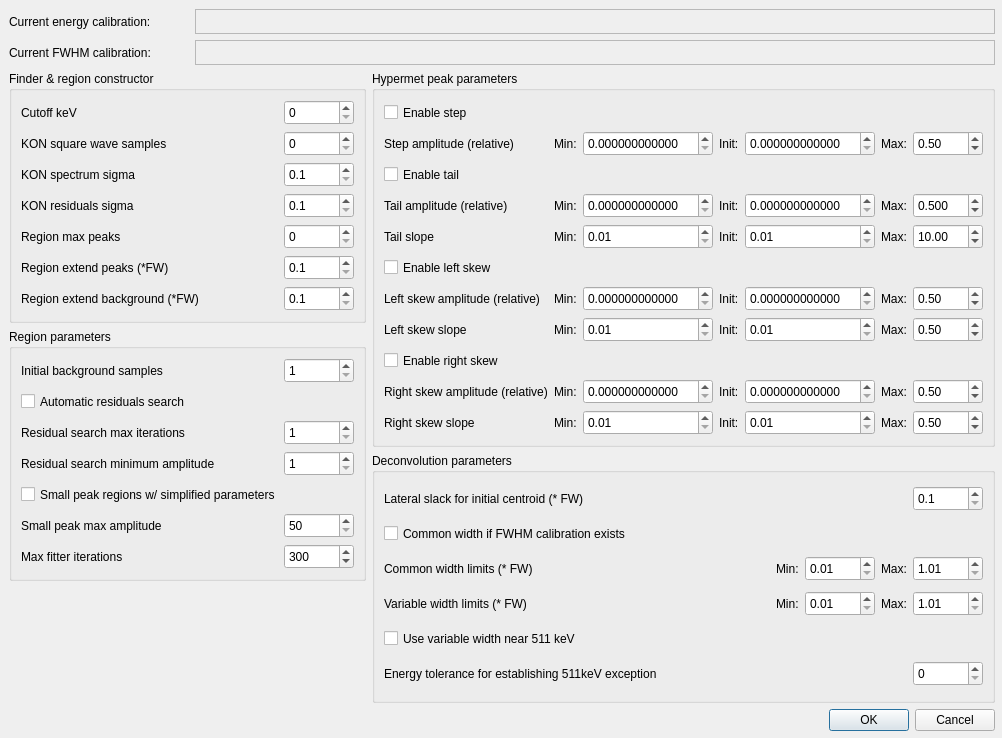
First picture: the form in gui/analysis/form_fitter_settings.ui, repository usnistgov/qpx-gamma, before the edit.
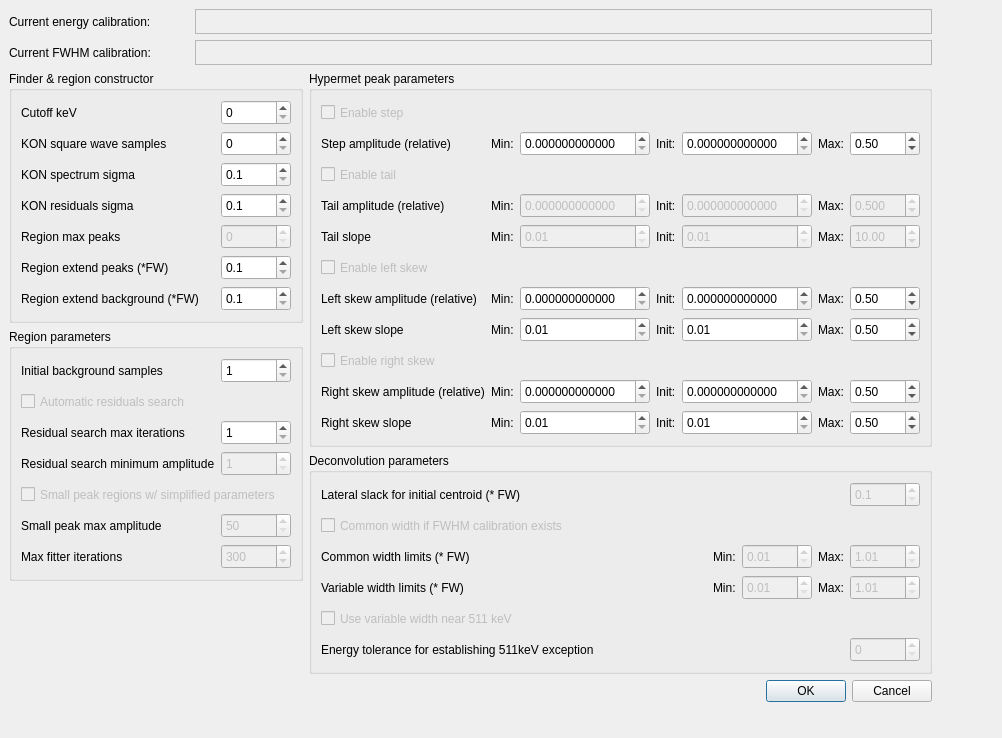
Second picture: the form after the edit. Icons and pictures are not drawn.

Patch:
```diff
--- a/gui/analysis/form_fitter_settings.ui
+++ b/gui/analysis/form_fitter_settings.ui
@@ -11,7 +11,7 @@
    </rect>
   </property>
   <property name="sizePolicy">
-   <sizepolicy hsizetype="Maximum" vsizetype="Maximum">
+   <sizepolicy hsizetype="Fixed" vsizetype="Fixed">
     <horstretch>0</horstretch>
     <verstretch>0</verstretch>
    </sizepolicy>
@@ -23,7 +23,7 @@
    <iconset>
     <normaloff>:/new/icons/qpx.xpm</normaloff>:/new/icons/qpx.xpm</iconset>
   </property>
-  <widget class="QWidget" name="">
+  <widget class="QWidget" name="layoutWidget">
    <property name="geometry">
     <rect>
      <x>9</x>
@@ -33,6 +33,9 @@
     </rect>
    </property>
    <layout class="QVBoxLayout" name="verticalLayout_4">
+    <property name="sizeConstraint">
+     <enum>QLayout::SetFixedSize</enum>
+    </property>
     <item>
      <layout class="QVBoxLayout" name="verticalLayout_3">
       <item>
@@ -379,6 +382,9 @@
              </item>
              <item>
               <widget class="QSpinBox" name="spinRegionMaxPeaks">
+               <property name="enabled">
+                <bool>false</bool>
+               </property>
                <property name="minimumSize">
                 <size>
                  <width>70</width>
@@ -616,6 +622,9 @@
              </item>
              <item>
               <widget class="QSpinBox" name="spinSmallMaxAmplitude">
+               <property name="enabled">
+                <bool>false</bool>
+               </property>
                <property name="minimumSize">
                 <size>
                  <width>70</width>
@@ -643,6 +652,9 @@
            </item>
            <item row="1" column="0">
             <widget class="QCheckBox" name="checkResidAuto">
+             <property name="enabled">
+              <bool>false</bool>
+             </property>
              <property name="minimumSize">
               <size>
                <width>0</width>
@@ -686,6 +698,9 @@
              </item>
              <item>
               <widget class="QSpinBox" name="spinResidMinAmplitude">
+               <property name="enabled">
+                <bool>false</bool>
+               </property>
                <property name="minimumSize">
                 <size>
                  <width>70</width>
@@ -710,6 +725,9 @@
            </item>
            <item row="4" column="0">
             <widget class="QCheckBox" name="checkSmallSimplify">
+             <property name="enabled">
+              <bool>false</bool>
+             </property>
              <property name="minimumSize">
               <size>
                <width>0</width>
@@ -753,6 +771,9 @@
              </item>
              <item>
               <widget class="QSpinBox" name="spinFitterMaxIterations">
+               <property name="enabled">
+                <bool>false</bool>
+               </property>
                <property name="minimumSize">
                 <size>
                  <width>70</width>
@@ -809,6 +830,9 @@
           <layout class="QGridLayout" name="gridLayout_3">
            <item row="0" column="0">
             <widget class="QCheckBox" name="checkStepEnable">
+             <property name="enabled">
+              <bool>false</bool>
+             </property>
              <property name="minimumSize">
               <size>
                <width>0</width>
@@ -1013,6 +1037,9 @@
            </item>
            <item row="2" column="0">
             <widget class="QCheckBox" name="checkTailEnable">
+             <property name="enabled">
+              <bool>false</bool>
+             </property>
              <property name="minimumSize">
               <size>
                <width>0</width>
@@ -1078,6 +1105,9 @@
              </item>
              <item>
               <widget class="QDoubleSpinBox" name="doubleMinTailAmp">
+               <property name="enabled">
+                <bool>false</bool>
+               </property>
                <property name="minimumSize">
                 <size>
                  <width>130</width>
@@ -1131,6 +1161,9 @@
              </item>
              <item>
               <widget class="QDoubleSpinBox" name="doubleInitTailAmp">
+               <property name="enabled">
+                <bool>false</bool>
+               </property>
                <property name="minimumSize">
                 <size>
                  <width>130</width>
@@ -1184,6 +1217,9 @@
              </item>
              <item>
               <widget class="QDoubleSpinBox" name="doubleMaxTailAmp">
+               <property name="enabled">
+                <bool>false</bool>
+               </property>
                <property name="minimumSize">
                 <size>
                  <width>70</width>
@@ -1263,6 +1299,9 @@
              </item>
              <item>
               <widget class="QDoubleSpinBox" name="doubleMinTailSlope">
+               <property name="enabled">
+                <bool>false</bool>
+               </property>
                <property name="minimumSize">
                 <size>
                  <width>130</width>
@@ -1316,6 +1355,9 @@
              </item>
              <item>
               <widget class="QDoubleSpinBox" name="doubleInitTailSlope">
+               <property name="enabled">
+                <bool>false</bool>
+               </property>
                <property name="minimumSize">
                 <size>
                  <width>130</width>
@@ -1369,6 +1411,9 @@
              </item>
              <item>
               <widget class="QDoubleSpinBox" name="doubleMaxTailSlope">
+               <property name="enabled">
+                <bool>false</bool>
+               </property>
                <property name="minimumSize">
                 <size>
                  <width>70</width>
@@ -1402,6 +1447,9 @@
            </item>
            <item row="5" column="0">
             <widget class="QCheckBox" name="checkEnableLskew">
+             <property name="enabled">
+              <bool>false</bool>
+             </property>
              <property name="minimumSize">
               <size>
                <width>0</width>
@@ -1791,6 +1839,9 @@
            </item>
            <item row="8" column="0">
             <widget class="QCheckBox" name="checkEnableRskew">
+             <property name="enabled">
+              <bool>false</bool>
+             </property>
              <property name="minimumSize">
               <size>
                <width>0</width>
@@ -2210,6 +2261,9 @@
              </item>
              <item>
               <widget class="QDoubleSpinBox" name="doubleLateralSlack">
+               <property name="enabled">
+                <bool>false</bool>
+               </property>
                <property name="minimumSize">
                 <size>
                  <width>70</width>
@@ -2243,6 +2297,9 @@
            </item>
            <item row="1" column="0">
             <widget class="QCheckBox" name="checkWidthCommon">
+             <property name="enabled">
+              <bool>false</bool>
+             </property>
              <property name="minimumSize">
               <size>
                <width>0</width>
@@ -2308,6 +2365,9 @@
              </item>
              <item>
               <widget class="QDoubleSpinBox" name="doubleMinWidthCommon">
+               <property name="enabled">
+                <bool>false</bool>
+               </property>
                <property name="minimumSize">
                 <size>
                  <width>70</width>
@@ -2361,6 +2421,9 @@
              </item>
              <item>
               <widget class="QDoubleSpinBox" name="doubleMaxWidthCommon">
+               <property name="enabled">
+                <bool>false</bool>
+               </property>
                <property name="minimumSize">
                 <size>
                  <width>70</width>
@@ -2440,6 +2503,9 @@
              </item>
              <item>
               <widget class="QDoubleSpinBox" name="doubleMinWidthVariable">
+               <property name="enabled">
+                <bool>false</bool>
+               </property>
                <property name="minimumSize">
                 <size>
                  <width>70</width>
@@ -2493,6 +2559,9 @@
              </item>
              <item>
               <widget class="QDoubleSpinBox" name="doubleMaxWidthVariable">
+               <property name="enabled">
+                <bool>false</bool>
+               </property>
                <property name="minimumSize">
                 <size>
                  <width>70</width>
@@ -2526,6 +2595,9 @@
            </item>
            <item row="4" column="0">
             <widget class="QCheckBox" name="checkWidthAt511">
+             <property name="enabled">
+              <bool>false</bool>
+             </property>
              <property name="minimumSize">
               <size>
                <width>0</width>
@@ -2566,6 +2638,9 @@
              </item>
              <item>
               <widget class="QSpinBox" name="spinWidthAt511Tolerance">
+               <property name="enabled">
+                <bool>false</bool>
+               </property>
                <property name="minimumSize">
                 <size>
                  <width>70</width>
```
Left out of the diff: 8 changed lines with no effect on the pictures.
